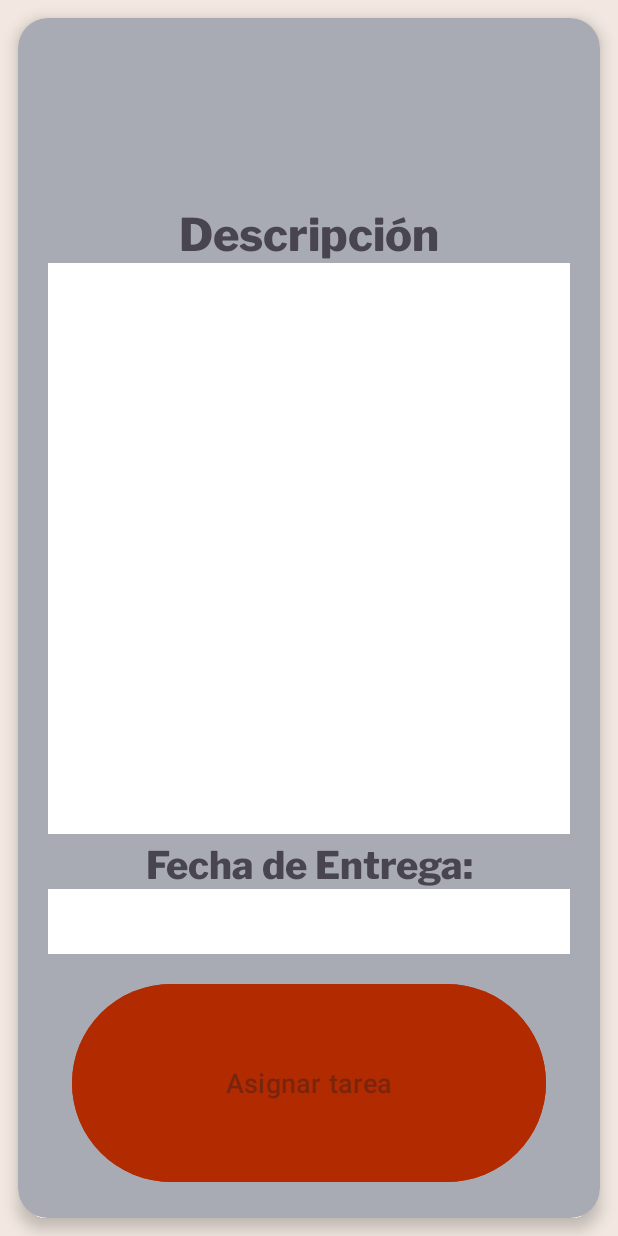
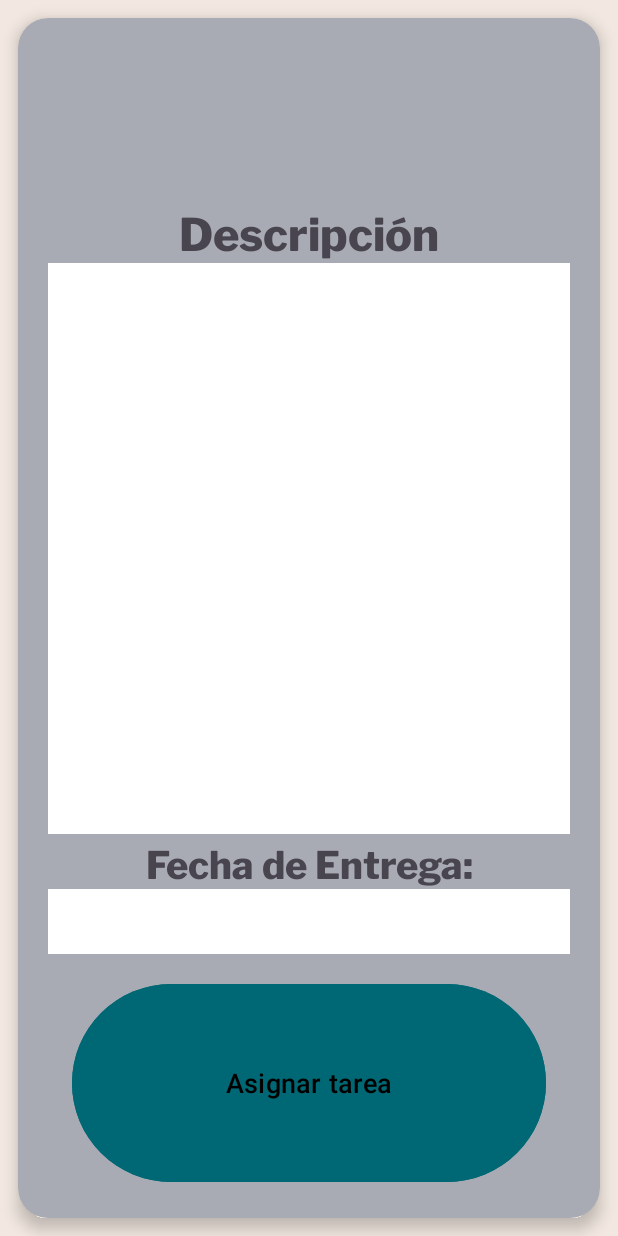
Before and after one commit to AronPrado/JMAPP, an Android app: the fragment AsignarTareasFragment shown on its own in the app's theme, on a phone screen of 412 x 824 dp. Run offline under Robolectric (Android 15) with nearby library versions, the light colour scheme and no system bars; network calls fail; 1 statement that could not run was skipped.

Commit message:
cambios pequeños en layaouts

```diff
--- a/app/src/main/res/layout/fragment_asignar_tareas.xml
+++ b/app/src/main/res/layout/fragment_asignar_tareas.xml
@@ -101,8 +101,9 @@
                     android:layout_marginEnd="16dp"
                     android:layout_marginBottom="16dp"
                     android:enabled="false"
-                    android:backgroundTint="@color/md_theme_light_primary"
+                    android:backgroundTint="@color/md_theme_light_tertiary"
                     android:text="Asignar tarea"
+                    android:textColor="@color/black"
                     android:textSize="18sp"/>
             </RelativeLayout>
         </FrameLayout>
--- a/app/src/main/res/layout/fragment_horario.xml
+++ b/app/src/main/res/layout/fragment_horario.xml
@@ -81,6 +81,7 @@
                 app:layout_constraintEnd_toStartOf="@+id/dia_martes"
                 app:layout_constraintStart_toStartOf="parent"
                 app:layout_constraintTop_toTopOf="parent" />
+
 
             <TextView
                 android:id="@+id/dia_martes"
--- a/app/src/main/res/layout/item_noticia.xml
+++ b/app/src/main/res/layout/item_noticia.xml
@@ -83,6 +83,12 @@
         </LinearLayout>
     </LinearLayout>
 
+    <View
+        android:layout_width="match_parent"
+        android:layout_height="2dp"
+        android:background="@color/line_color"/>
+
+
 
 
 </LinearLayout>
```
